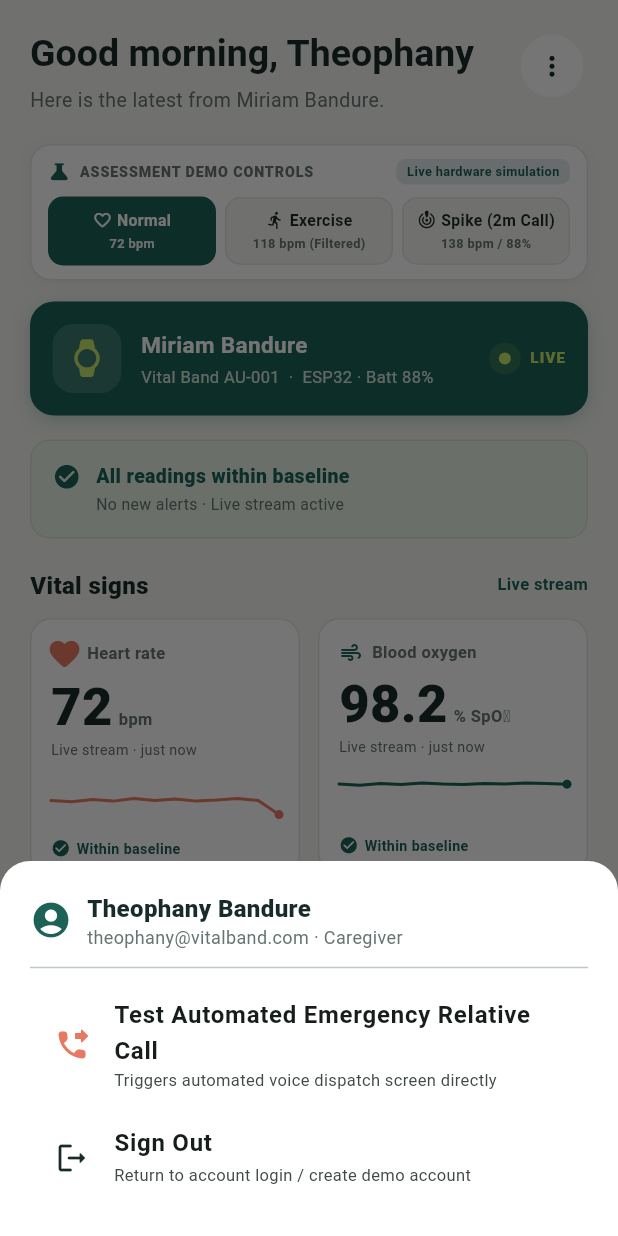
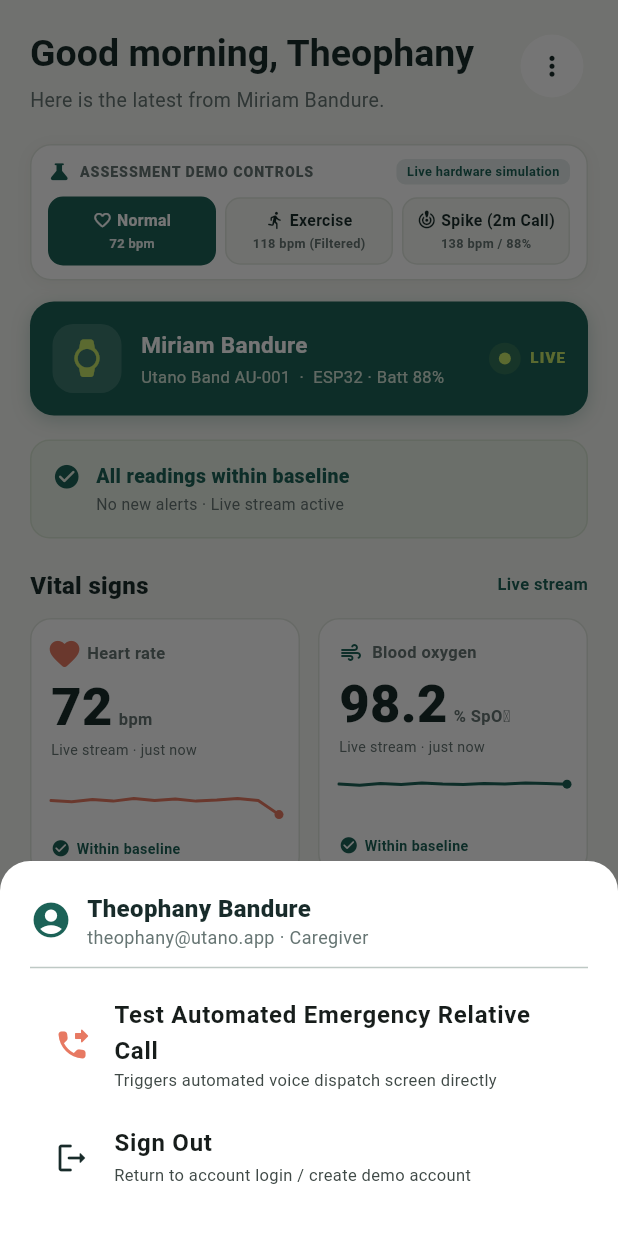
Before and after one commit to ChrissyOG/Vital-Arm-Band-Monitor-Mobile-Application, a Flutter app: the screen it shows after launch, after a tap on "Sign in", after a tap on the "more vert" icon, on a phone screen of 412 x 824 dp. Run offline on Flutter 3.47's test engine with Material 3 defaults, Android fonts, the phone set to English and light mode, and no system bars; accounts and stored records are empty.

Commit message:
feat(branding): rebrand app to Utano with official logo, iOS icons, and web PWA configuration

```diff
--- a/mobile-app/lib/app_shell.dart
+++ b/mobile-app/lib/app_shell.dart
@@ -617,7 +617,7 @@ class DeviceStatusBanner extends StatelessWidget {
               ),
               const SizedBox(height: 4),
               Text(
-                'Vital Band AU-001  ·  ESP32 · Batt $battery%',
+                'Utano Band AU-001  ·  ESP32 · Batt $battery%',
                 style: const TextStyle(color: Color(0xFFD3E5D8), fontSize: 11),
               ),
             ],
--- a/mobile-app/lib/auth_screen.dart
+++ b/mobile-app/lib/auth_screen.dart
@@ -49,7 +49,7 @@ class SignInScreen extends StatefulWidget {
 
 class _SignInScreenState extends State<SignInScreen> {
   final _formKey = GlobalKey<FormState>();
-  final _email = TextEditingController(text: 'theophany@vitalband.com');
+  final _email = TextEditingController(text: 'theophany@utano.app');
   final _password = TextEditingController(text: 'password123');
   UserRole _role = UserRole.caregiver;
   bool _hidePassword = true;
@@ -150,7 +150,7 @@ class _SignInScreenState extends State<SignInScreen> {
                       avatar: const Icon(Icons.person, size: 14, color: forest),
                       label: const Text('Theophany Bandure', style: TextStyle(fontSize: 11)),
                       onPressed: () {
-                        _email.text = 'theophany@vitalband.com';
+                        _email.text = 'theophany@utano.app';
                         _password.text = 'password123';
                         setState(() => _role = UserRole.caregiver);
                       },
@@ -160,7 +160,7 @@ class _SignInScreenState extends State<SignInScreen> {
                       avatar: const Icon(Icons.flash_on, size: 14, color: Color(0xFFE89635)),
                       label: const Text('Demo Account', style: TextStyle(fontSize: 11)),
                       onPressed: () {
-                        _email.text = 'demo@vitalband.com';
+                        _email.text = 'demo@utano.app';
                         _password.text = 'password123';
                         setState(() => _role = UserRole.caregiver);
                       },
@@ -265,7 +265,7 @@ class _SignInScreenState extends State<SignInScreen> {
                   crossAxisAlignment: WrapCrossAlignment.center,
                   children: [
                     const Text(
-                      'New to Vital Band? ',
+                      'New to Utano? ',
                       style: TextStyle(color: mutedInk),
                     ),
                     TextButton(
@@ -350,7 +350,7 @@ class _SignUpScreenState extends State<SignUpScreen> {
   @override
   Widget build(BuildContext context) {
     final title = switch (_step) {
-      0 => 'How will you use Vital Band?',
+      0 => 'How will you use Utano?',
       1 => 'Create your account',
       _ =>
         _role!.monitorsSomeone
@@ -642,12 +642,19 @@ class BrandMark extends StatelessWidget {
   Widget build(BuildContext context) => Row(
     mainAxisSize: MainAxisSize.min,
     children: [
-      Container(
-        width: compact ? 36 : 44,
-        height: compact ? 36 : 44,
+      ClipRRect(
+        borderRadius: BorderRadius.circular(compact ? 10 : 12),
+        child: Image.asset(
+          'assets/images/utano_logo.png',
+          width: compact ? 36 : 46,
+          height: compact ? 36 : 46,
+          fit: BoxFit.cover,
+          errorBuilder: (context, error, stackTrace) => Container(
+            width: compact ? 36 : 46,
+            height: compact ? 36 : 46,
             decoration: BoxDecoration(
               color: forest,
-          borderRadius: BorderRadius.circular(compact ? 11 : 14),
+              borderRadius: BorderRadius.circular(compact ? 10 : 12),
             ),
             child: Icon(
               Icons.monitor_heart_rounded,
@@ -655,14 +662,33 @@ class BrandMark extends StatelessWidget {
               size: compact ? 21 : 25,
             ),
           ),
+        ),
+      ),
       const SizedBox(width: 10),
+      Column(
+        crossAxisAlignment: CrossAxisAlignment.start,
+        mainAxisSize: MainAxisSize.min,
+        children: [
           Text(
-        'vital band',
+            'utano',
             style: TextStyle(
               color: ink,
-          fontSize: compact ? 18 : 20,
+              fontSize: compact ? 19 : 22,
               fontWeight: FontWeight.w800,
+              letterSpacing: -0.5,
             ),
+          ),
+          if (!compact)
+            const Text(
+              'HEALTH & VITAL MONITOR',
+              style: TextStyle(
+                color: forest,
+                fontSize: 8.5,
+                fontWeight: FontWeight.w700,
+                letterSpacing: 1.1,
+              ),
+            ),
+        ],
       ),
     ],
   );
--- a/mobile-app/lib/auth_service.dart
+++ b/mobile-app/lib/auth_service.dart
@@ -54,6 +54,14 @@ class AuthService extends ChangeNotifier {
       createdAt: DateTime.now().subtract(const Duration(days: 14)),
     );
     _accounts[theo.email.toLowerCase()] = theo;
+    _accounts['theophany@utano.app'] = RegisteredAccount(
+      name: 'Theophany Bandure',
+      email: 'theophany@utano.app',
+      password: 'password123',
+      role: UserRole.caregiver,
+      monitoredName: 'Miriam Bandure',
+      createdAt: DateTime.now().subtract(const Duration(days: 14)),
+    );
 
     // Demo account for quick presentation
     final demo = RegisteredAccount(
@@ -65,6 +73,14 @@ class AuthService extends ChangeNotifier {
       createdAt: DateTime.now().subtract(const Duration(days: 7)),
     );
     _accounts[demo.email.toLowerCase()] = demo;
+    _accounts['demo@utano.app'] = RegisteredAccount(
+      name: 'Alex Morgan',
+      email: 'demo@utano.app',
+      password: 'password123',
+      role: UserRole.caregiver,
+      monitoredName: 'Miriam Bandure',
+      createdAt: DateTime.now().subtract(const Duration(days: 7)),
+    );
   }
 
   /// Registers a brand new account in the system database.
--- a/mobile-app/lib/main.dart
+++ b/mobile-app/lib/main.dart
@@ -34,7 +34,7 @@ class VitalBandApp extends StatelessWidget {
   @override
   Widget build(BuildContext context) {
     return MaterialApp(
-      title: 'Vital Band',
+      title: 'Utano',
       debugShowCheckedModeBanner: false,
       navigatorKey: _navigatorKey,
       theme: buildAppTheme(),
--- a/mobile-app/pubspec.yaml
+++ b/mobile-app/pubspec.yaml
@@ -60,6 +60,9 @@ flutter:
   # the material Icons class.
   uses-material-design: true
 
+  assets:
+    - assets/images/
+
   # To add assets to your application, add an assets section, like this:
   # assets:
   #   - images/a_dot_burr.jpeg
```
Also changed, not shown: mobile-app/assets/images/utano_logo.png (added), 30 other files. Lines whose indentation alone changed are shown as unchanged.
